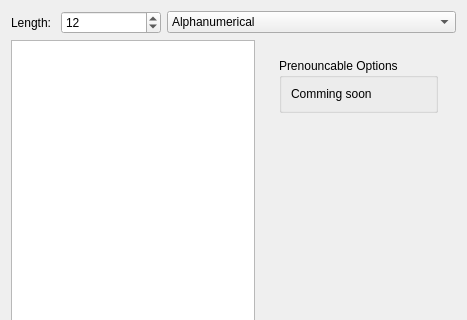
This is kpassgen.ui in cyberbeat/kpassgen as Qt 5 draws it before an edit; both pictures show x 0 to 467 and y 0 to 320 of the 467 by 468 pixel window. The edited form follows.
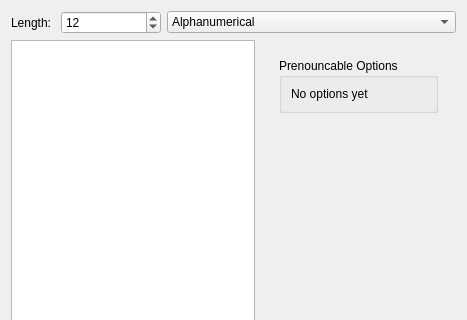
This is the edited form. The open tabs and pages were chosen to show the change. Custom widgets are drawn as their Qt base class.

Commit message: Bumped version number to 1.2 and changed the "Commin soon" text to "No options yet"

Patch:
```diff
--- a/kpassgen.ui
+++ b/kpassgen.ui
@@ -303,7 +303,7 @@
                <item>
                 <widget class="QLabel" name="label_3">
                  <property name="text">
-                  <string>Comming soon</string>
+                  <string>No options yet</string>
                  </property>
                 </widget>
                </item>
```
The commit also changes 1 other file.
